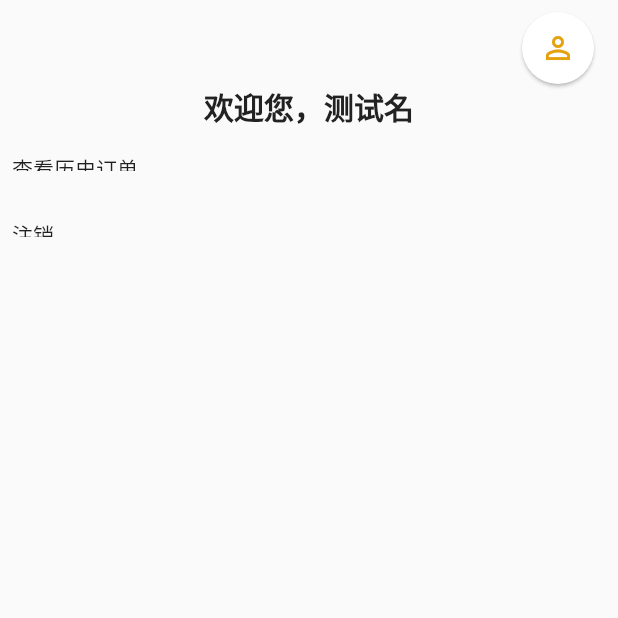
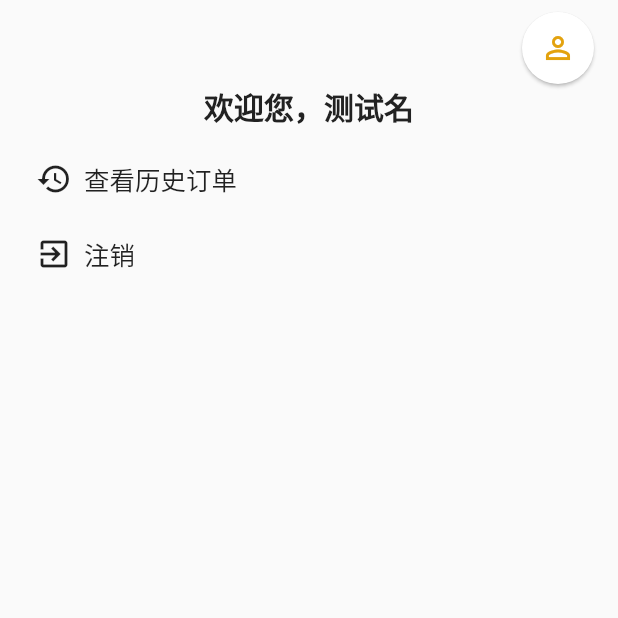
Before and after one commit to akari39/FlutterRestaurantOrderApp, a Flutter app: the ChooseService screen opened directly, after a tap on the "person outline" icon, on a phone screen of 412 x 824 dp, the top half of it. Run offline on Flutter 3.47's test engine with Material 2 defaults, Android fonts, the phone set to English and light mode, and no system bars; our stand-ins replace cached_network_image, marquee, modal_bottom_sheet, permission_handler; missing offline and left inert: images_picker, scan; accounts and stored records are empty; network calls fail.

Commit message:
some changes

```diff
--- a/lib/main.dart
+++ b/lib/main.dart
@@ -47,7 +47,7 @@ class MyApp extends StatelessWidget {
         textTheme: TextTheme(
           headline6: TextStyle(fontSize: 20.0, fontWeight: FontWeight.bold, color: Color(0xff222222)),
         ),
-      )
+      ),
     );
   }
 }
--- a/lib/model/dish.dart
+++ b/lib/model/dish.dart
@@ -13,7 +13,7 @@ abstract class DishInfo {
 
 @JsonSerializable()
 class ChildDish extends DishInfo with Comparable{
-  double? parentId;
+  int? parentId;
   String? parentName;
   int? id;
   String? name;
--- a/lib/widget/my.dart
+++ b/lib/widget/my.dart
@@ -6,8 +6,9 @@ import 'home.dart';
 
 class MyPage extends StatelessWidget {
   final String myUserName;
+  final BuildContext context;
 
-  MyPage({required this.myUserName});
+  MyPage(this.context, {required this.myUserName});
 
   @override
   Widget build(BuildContext context) {
@@ -18,34 +19,53 @@ class MyPage extends StatelessWidget {
       body: Column(
         children: [
           Center(child: Text("欢迎您，$myUserName", style: Theme.of(context).textTheme.headline6)),
-          ListView(
+          Padding(
+            padding: const EdgeInsets.all(8.0),
+            child: ListView(
               shrinkWrap: true,
               physics: NeverScrollableScrollPhysics(),
               children: [
                 Container(
-                height: 44,
+                  height: 50,
+                  child: InkWell(
                     child: Padding(
-                  padding: const EdgeInsets.symmetric(vertical: 16.0, horizontal: 8.0),
-                  child: InkWell(
-                    child: Text("查看历史订单"),
+                      padding: const EdgeInsets.symmetric(vertical: 8.0, horizontal: 16.0),
+                      child: Row(
+                        children: [
+                          Icon(Icons.history_outlined),
+                          Padding(
+                            padding: const EdgeInsets.symmetric(horizontal: 8.0),
+                            child: Text("查看历史订单", style: TextStyle(fontSize: 17.0)),
+                          ),
+                        ],
+                      )
+                    ),
                     onTap: (){},
                   ),
                 ),
+                Container(
+                  height: 50,
+                  child: InkWell(
+                      child: Padding(
+                        padding: const EdgeInsets.symmetric(vertical: 8.0, horizontal: 16.0),
+                        child: Row(
+                          children: [
+                            Icon(Icons.exit_to_app_outlined),
+                            Padding(
+                              padding: const EdgeInsets.symmetric(horizontal: 8.0),
+                              child: Text("注销", style: TextStyle(fontSize: 17.0)),
                             ),
-              Container(
-                height: 44,
-                child: Padding(
-                  padding: const EdgeInsets.symmetric(vertical: 16.0, horizontal: 8.0),
-                  child: InkWell(
-                    child: Text("注销"),
+                          ],
+                        ),
+                      ),
                       onTap: () {
                         //TODO: delete user info
-                      Navigator.pushAndRemoveUntil(context, MaterialPageRoute(builder: (context) => Home()), (route) => true);
+                        Navigator.of(this.context).pushAndRemoveUntil(MaterialPageRoute(builder: (context) => Home()), (route) => false);
                       },
                     ),
                 ),
+              ],
             ),
-            ],
           )
         ],
       ),
--- a/lib/widget/start.dart
+++ b/lib/widget/start.dart
@@ -115,10 +115,11 @@ class DetailAppBarState extends State<DetailAppBar>{
                 borderRadius: BorderRadius.circular(24.0)
               ),
               child: IconButton(
+                splashRadius: 24.0,
                 onPressed: (){
                   if(widget.onPressUser != null) widget.onPressUser!();
                   else{
-                    Navigator.of(context).push(MaterialPageRoute(builder: (context) => MyPage(myUserName: "测试名")));
+                    Navigator.of(context).push(MaterialPageRoute(builder: (context) => MyPage(this.context, myUserName: "测试名")));
                   }
                 },
                 padding: EdgeInsets.zero,
```
Also changed, not shown: lib/model/order.dart (+7 -7 lines), lib/widget/scan_qrcode.dart (+12 -2 lines), lib/model/dish.g.dart, lib/model/order.g.dart, 1 other file. Lines whose indentation alone changed are shown as unchanged.
